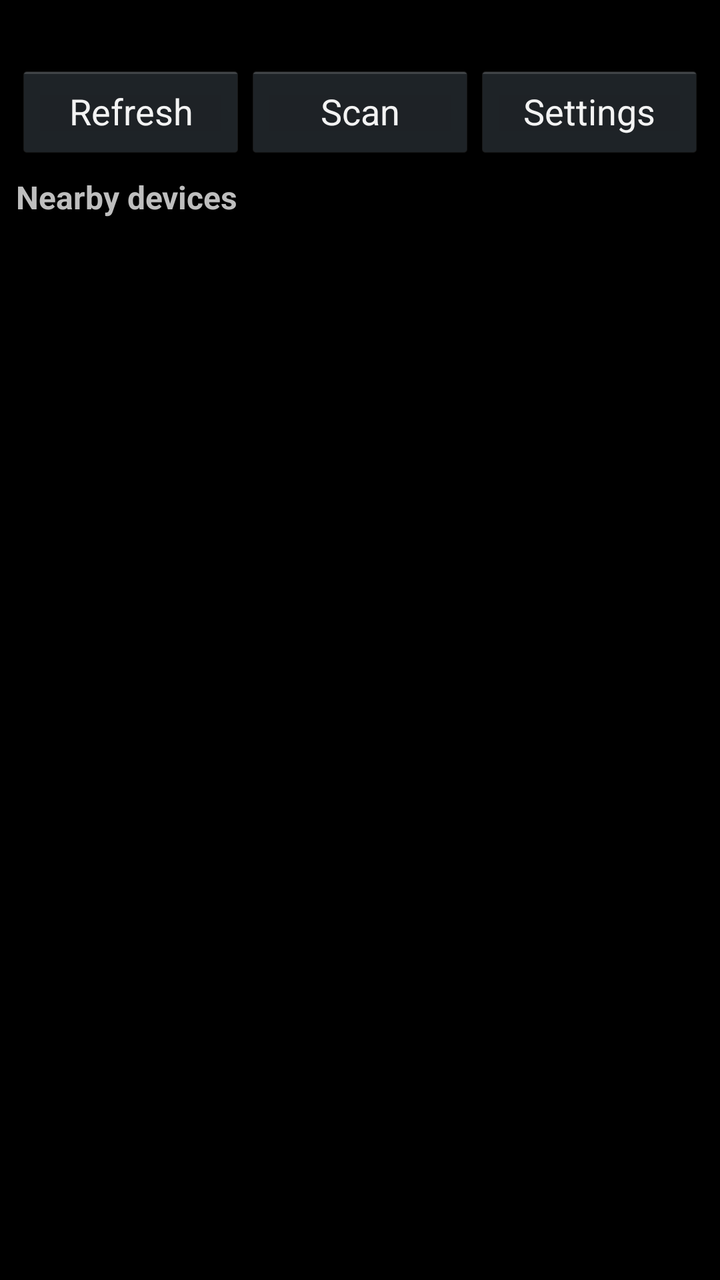
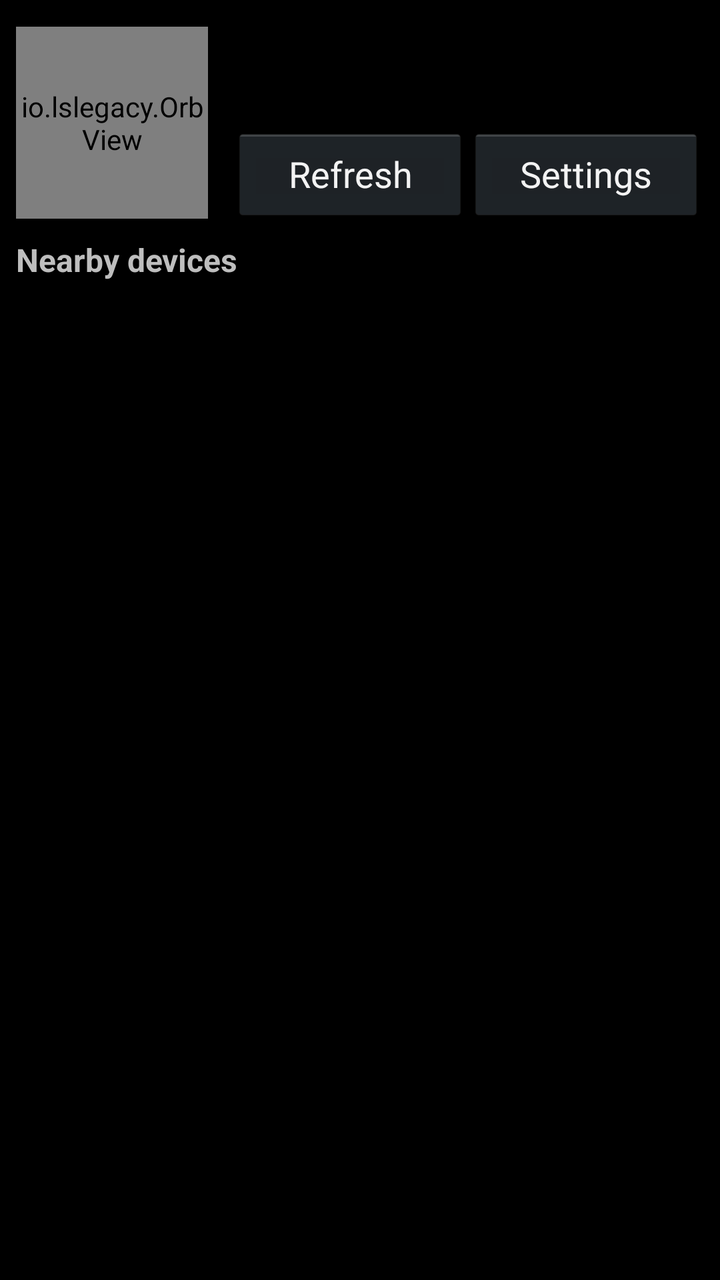

An Android layout rendered at two revisions. The XML below is the earlier revision; the diff shows what the commit changed to produce the second picture.
<!-- AndroidManifest.xml: application theme AppTheme -->
<!-- res/layout/activity_main.xml -->
<?xml version="1.0" encoding="utf-8"?>
<LinearLayout xmlns:android="http://schemas.android.com/apk/res/android"
    android:layout_width="match_parent"
    android:layout_height="match_parent"
    android:orientation="vertical"
    android:padding="8dp">

    <TextView
        android:id="@+id/status"
        android:layout_width="match_parent"
        android:layout_height="wrap_content"
        android:textSize="13sp" />

    <TextView
        android:id="@+id/shared"
        android:layout_width="match_parent"
        android:layout_height="wrap_content"
        android:layout_marginTop="6dp"
        android:background="#33FFCC00"
        android:padding="8dp"
        android:visibility="gone" />

    <LinearLayout
        android:layout_width="match_parent"
        android:layout_height="wrap_content"
        android:layout_marginTop="6dp"
        android:orientation="horizontal">

        <Button
            android:id="@+id/refresh"
            android:layout_width="0dp"
            android:layout_height="wrap_content"
            android:layout_weight="1"
            android:text="Refresh" />

        <Button
            android:id="@+id/scan"
            android:layout_width="0dp"
            android:layout_height="wrap_content"
            android:layout_weight="1"
            android:text="Scan" />

        <Button
            android:id="@+id/settings"
            android:layout_width="0dp"
            android:layout_height="wrap_content"
            android:layout_weight="1"
            android:text="Settings" />
    </LinearLayout>

    <TextView
        android:layout_width="match_parent"
        android:layout_height="wrap_content"
        android:layout_marginTop="8dp"
        android:text="Nearby devices"
        android:textSize="16sp"
        android:textStyle="bold" />

    <FrameLayout
        android:layout_width="match_parent"
        android:layout_height="0dp"
        android:layout_weight="1">

        <ListView
            android:id="@+id/devices"
            android:layout_width="match_parent"
            android:layout_height="match_parent" />

        <TextView
            android:id="@+id/empty"
            android:layout_width="match_parent"
            android:layout_height="match_parent"
            android:gravity="center"
            android:padding="16dp" />
    </FrameLayout>

    <TextView
        android:id="@+id/log"
        android:layout_width="match_parent"
        android:layout_height="wrap_content"
        android:maxLines="4"
        android:textSize="12sp" />
</LinearLayout>
<!-- resources referenced by this layout -->
<resources>
  <style name="AppTheme" parent="android:Theme.Black" />
</resources>

<!-- the commit's change to res/layout/activity_main.xml (unified diff, before → after) -->
@@ -5,11 +5,67 @@
     android:orientation="vertical"
     android:padding="8dp">
 
-    <TextView
-        android:id="@+id/status"
+    
+    <LinearLayout
         android:layout_width="match_parent"
         android:layout_height="wrap_content"
-        android:textSize="13sp" />
+        android:layout_marginTop="4dp"
+        android:gravity="center_vertical"
+        android:orientation="horizontal">
+
+        <io.lslegacy.OrbView
+            android:id="@+id/orb"
+            android:layout_width="96dp"
+            android:layout_height="96dp" />
+
+        <LinearLayout
+            android:layout_width="0dp"
+            android:layout_height="wrap_content"
+            android:layout_marginLeft="12dp"
+            android:layout_weight="1"
+            android:orientation="vertical">
+
+            <TextView
+                android:id="@+id/alias"
+                android:layout_width="match_parent"
+                android:layout_height="wrap_content"
+                android:ellipsize="end"
+                android:singleLine="true"
+                android:textAppearance="?android:attr/textAppearanceLarge" />
+
+            <TextView
+                android:id="@+id/status"
+                android:layout_width="match_parent"
+                android:layout_height="wrap_content"
+                android:singleLine="true"
+                android:ellipsize="end"
+                android:textColor="?android:attr/textColorSecondary"
+                android:textSize="13sp" />
+
+            <LinearLayout
+                android:layout_width="match_parent"
+                android:layout_height="wrap_content"
+                android:layout_marginTop="4dp"
+                android:orientation="horizontal">
+
+                <Button
+                    android:id="@+id/refresh"
+                    android:layout_width="0dp"
+                    android:layout_height="wrap_content"
+                    android:layout_weight="1"
+                    android:singleLine="true"
+                    android:text="Refresh" />
+
+                <Button
+                    android:id="@+id/settings"
+                    android:layout_width="0dp"
+                    android:layout_height="wrap_content"
+                    android:layout_weight="1"
+                    android:singleLine="true"
+                    android:text="Settings" />
+            </LinearLayout>
+        </LinearLayout>
+    </LinearLayout>
 
     <TextView
         android:id="@+id/shared"
@@ -19,34 +75,6 @@
         android:background="#33FFCC00"
         android:padding="8dp"
         android:visibility="gone" />
-
-    <LinearLayout
-        android:layout_width="match_parent"
-        android:layout_height="wrap_content"
-        android:layout_marginTop="6dp"
-        android:orientation="horizontal">
-
-        <Button
-            android:id="@+id/refresh"
-            android:layout_width="0dp"
-            android:layout_height="wrap_content"
-            android:layout_weight="1"
-            android:text="Refresh" />
-
-        <Button
-            android:id="@+id/scan"
-            android:layout_width="0dp"
-            android:layout_height="wrap_content"
-            android:layout_weight="1"
-            android:text="Scan" />
-
-        <Button
-            android:id="@+id/settings"
-            android:layout_width="0dp"
-            android:layout_height="wrap_content"
-            android:layout_weight="1"
-            android:text="Settings" />
-    </LinearLayout>
 
     <TextView
         android:layout_width="match_parent"
